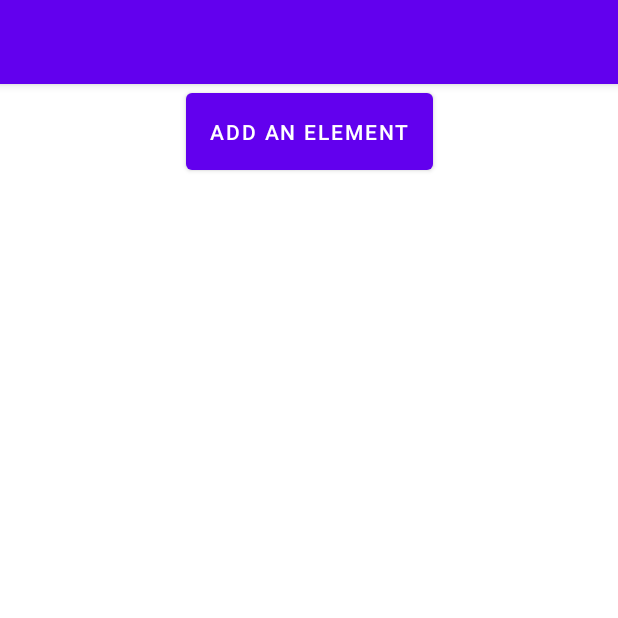
After one commit to UiA-IKT-205/Prosjekt1AdrianBrenne, an Android app: the IndividualTaskActivity screen opened directly, with no data from a screen before it, on a phone screen of 412 x 824 dp, the top half of it. The commit adds this screen. Run offline under Robolectric (Android 15) with nearby library versions, the phone set to English and light mode, and no system bars.

Commit message:
Added individualtask functionality. Each task now has their own individual tasks (every task has their own list of tasks). These individual tasks(elements), is saved in one separate file corresponding to the task who owns these elements.

```diff
--- a/MyApplication/app/src/main/AndroidManifest.xml
+++ b/MyApplication/app/src/main/AndroidManifest.xml
@@ -9,8 +9,10 @@
         android:roundIcon="@mipmap/ic_launcher_round"
         android:supportsRtl="true"
         android:theme="@style/Theme.MyApplication">
-        <activity android:name=".TaskDescriptionActivity"></activity>
-        <activity android:name=".MainActivity"
+        <activity android:name=".IndividualTaskActivity" />
+        <activity android:name=".TaskDescriptionActivity" />
+        <activity
+            android:name=".MainActivity"
             android:configChanges="orientation|screenSize">
             <intent-filter>
                 <action android:name="android.intent.action.MAIN" />
--- /dev/null
+++ b/MyApplication/app/src/main/java/com/example/myapplication/IndividualTaskActivity.kt
@@ -0,0 +1,142 @@
+package com.example.myapplication
+
+import android.app.Activity
+import android.content.Context
+import android.content.Intent
+import android.net.Uri
+import androidx.appcompat.app.AppCompatActivity
+import android.os.Bundle
+import android.view.View
+import android.widget.ArrayAdapter
+import android.widget.Toast
+import androidx.core.net.toUri
+import com.example.myapplication.TaskDescriptionActivity.Companion.EXTRA_TASK_DESCRIPTION
+import kotlinx.android.synthetic.main.activity_individual_task.*
+import java.io.File
+import java.io.FileOutputStream
+import java.io.FileReader
+import java.io.FileWriter
+
+class IndividualTaskActivity : AppCompatActivity() {
+
+
+    private val ADD_ELEMENT_REQUEST = 2
+
+    private val PREFS_TASKS = "prefs_elements"
+    private val KEY_TASKS_LIST = "elements_list"
+
+    private val elementList = mutableListOf<String>()
+    private var doesFileExist = false
+
+    var onSave:((file: Uri) -> Unit)? = null
+
+    private var map = mutableMapOf<Long?,String>()
+    private val adapter by lazy { makeAdapter(elementList) }
+
+    override fun onCreate(savedInstanceState: Bundle?) {
+        super.onCreate(savedInstanceState)
+        setContentView(R.layout.activity_individual_task)
+        elementListView.adapter = adapter
+
+        title = intent.extras?.getString("TASK_NAME")
+
+        val taskId = intent.extras?.getLong("TASK_ID")
+        val filename = "ElementMap.$taskId"
+        val path = this.getExternalFilesDir(null)
+        val fullFilePath = path.toString() + "/$filename"
+
+        File(path.toString()).walk().forEach {directoryFile ->
+            checkIfFileExists(directoryFile.toString(),fullFilePath)
+        }
+
+        if(doesFileExist)
+            addFileContentToList(fullFilePath)
+
+    }
+
+
+    override fun onActivityResult(requestCode: Int, resultCode: Int, data: Intent?) {
+        super.onActivityResult(requestCode, resultCode, data)
+        if (requestCode == ADD_ELEMENT_REQUEST) {
+
+            if (resultCode == Activity.RESULT_OK) {
+
+                val task = data?.getStringExtra(EXTRA_TASK_DESCRIPTION)
+                task?.let {
+
+                    val taskId = intent.extras?.getLong("TASK_ID")
+                    map[taskId] = task
+                    sortMapValues()
+
+                    adapter.notifyDataSetChanged()
+                }
+            }
+        }
+    }
+
+    fun addElementClicked(view: View){
+        val intent = Intent(this, TaskDescriptionActivity::class.java)
+        startActivityForResult(intent, ADD_ELEMENT_REQUEST)
+    }
+
+    private fun makeAdapter(list: List<String>): ArrayAdapter<String> =
+        ArrayAdapter(this, android.R.layout.simple_list_item_1, list)
+
+
+    fun doneAddingElementClicked(view: View) {
+
+        val savedList = mutableListOf<String>()
+        for (map in map.values) {
+            savedList.add(map)
+        }
+
+
+        val taskId = intent.extras?.getLong("TASK_ID")
+        val filename = "ElementMap.$taskId"
+        val path = this.getExternalFilesDir(null)
+        println(path.toString())
+
+        createFile(path.toString(), filename, savedList)
+
+        finish()
+
+
+    }
+
+    private fun sortMapValues() {
+        val taskId = intent.extras?.getLong("TASK_ID")
+        for (key in map.keys)
+            if(key == taskId)
+                map[key]?.let { it1 -> elementList.add(it1) }
+    }
+
+
+    private fun createFile(path:String, fileName:String, savedList:MutableList<String> ){
+        val file = File(path,fileName)
+        FileOutputStream(file, true).bufferedWriter().use { writer ->
+            // bufferdWriter lever her
+            savedList.forEach{
+                writer.write("${it.toString()}\n")
+            }
+
+        }
+
+        this.onSave?.invoke(file.toUri())
+    }
+
+    private fun checkIfFileExists(directoryFile:String, newFilePath:String) {
+        if (directoryFile == newFilePath) {
+            doesFileExist = true
+
+        }
+
+    }
+
+    private fun addFileContentToList(filePath: String) {
+
+        FileReader(filePath).forEachLine { elementList.add(it) }
+        adapter.notifyDataSetChanged()
+
+    }
+
+}
--- /dev/null
+++ b/MyApplication/app/src/main/res/layout/activity_individual_task.xml
@@ -0,0 +1,42 @@
+<?xml version="1.0" encoding="utf-8"?>
+<androidx.constraintlayout.widget.ConstraintLayout xmlns:android="http://schemas.android.com/apk/res/android"
+    xmlns:app="http://schemas.android.com/apk/res-auto"
+    xmlns:tools="http://schemas.android.com/tools"
+    android:layout_width="match_parent"
+    android:layout_height="match_parent"
+
+    tools:context=".IndividualTaskActivity">
+
+    <Button
+        android:id="@+id/addElementInTask"
+        android:layout_width="wrap_content"
+        android:layout_height="wrap_content"
+        android:onClick="addElementClicked"
+        android:padding="16dp"
+        android:text="@string/add_an_element"
+        app:layout_constraintLeft_toLeftOf="parent"
+        app:layout_constraintRight_toRightOf="parent"
+        app:layout_constraintTop_toTopOf="parent"
+        tools:layout_editor_absoluteY="59dp" />
+
+    <ListView
+        android:id="@+id/elementListView"
+        android:layout_width="match_parent"
+        android:layout_height="0dp"
+        app:layout_constraintBottom_toBottomOf="parent"
+        app:layout_constraintLeft_toLeftOf="parent"
+        app:layout_constraintRight_toRightOf="parent"
+        app:layout_constraintTop_toBottomOf="@+id/addElementInTask" />
+
+    <Button
+        android:id="@+id/doneButton"
+        android:layout_width="wrap_content"
+        android:layout_height="wrap_content"
+        android:onClick="doneAddingElementClicked"
+        android:padding="@dimen/default_padding"
+        android:text="@string/done"
+        app:layout_constraintLeft_toRightOf="parent"
+        app:layout_constraintRight_toLeftOf="parent"
+        app:layout_constraintBottom_toBottomOf="parent"/>
+
+</androidx.constraintlayout.widget.ConstraintLayout>
--- a/MyApplication/app/src/main/res/values/strings.xml
+++ b/MyApplication/app/src/main/res/values/strings.xml
@@ -1,10 +1,11 @@
 <resources>
-    <string name="app_name">My Application</string>
+    <string name="app_name">Huskeliste</string>
     <string name="description">Description</string>
     <string name="done">Done</string>
     <string name="alert_title">Task</string>
     <string name="delete">Delete</string>
     <string name="cancel">Cancel</string>
     <string name="add_a_task">Add a task</string>
+    <string name="add_an_element">Add an element</string>
 
 </resources>
```
Also changed, not shown: MyApplication/app/src/main/java/com/example/myapplication/MainActivity.kt (+17 -18 lines).
